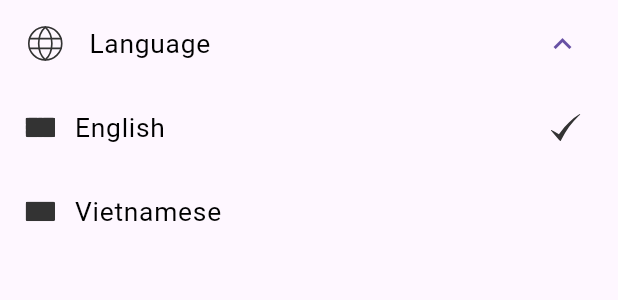
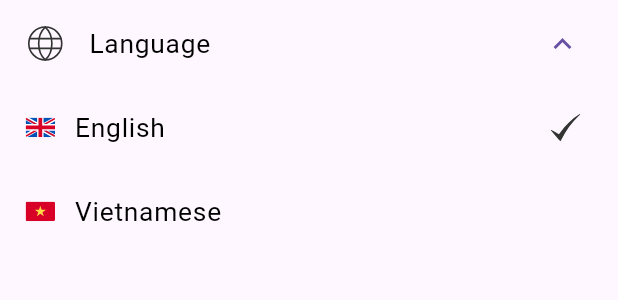
Before and after one commit to minhduc21598/MovieAppFlutter, a Flutter app: the ChooseLanguageItem widget shown alone on an empty page, opened directly, after a tap on "Language", on a phone screen of 412 x 824 dp. Shown: the top 300 px of the screen. Run offline on Flutter 3.47's test engine with Material 3 defaults, Android fonts, the phone set to English and light mode, and no system bars; our stand-ins replace dio, flutter_native_splash, flutter_svg, go_router, shared_preferences; accounts and stored records are empty; network calls fail.

Commit message:
fix bugs

```diff
--- a/lib/screens/detail_page/components/cast_and_crew.dart
+++ b/lib/screens/detail_page/components/cast_and_crew.dart
@@ -2,6 +2,7 @@ import 'package:dio/dio.dart';
 import 'package:flutter/material.dart';
 import 'package:go_router/go_router.dart';
 import 'package:movie_world/constants/api_endpoint.dart';
+import 'package:movie_world/constants/language_key.dart';
 import 'package:movie_world/constants/route_name.dart';
 import 'package:movie_world/core/network_client.dart';
 import 'package:movie_world/gen/strings.dart';
@@ -35,8 +36,9 @@ class _CastAndCrewState extends State<CastAndCrew> {
   Future<void> getListCast() async {
     isLoading = true;
     try {
-      Response response = await NetworkClient.dio
-          .get('${ApiEndpoint.movie}/${widget.movieId}${ApiEndpoint.credits}');
+      Response response = await NetworkClient.dio.get(
+          '${ApiEndpoint.movie}/${widget.movieId}${ApiEndpoint.credits}',
+          queryParameters: {'language': LanguageKey.english});
       final data = CastModel.fromJson(response.data);
       setState(() {
         castData = data;
--- a/lib/screens/detail_page/components/item_trailer.dart
+++ b/lib/screens/detail_page/components/item_trailer.dart
@@ -53,6 +53,7 @@ class ItemTrailer extends StatelessWidget {
                   child: SvgShow(
                     uri: Assets.icons.icPlayVideo,
                     iconSize: SizeConfig.getScaleWidth(35),
+                    color: Colors.white,
                   ),
                 )
               ],
--- a/lib/screens/detail_page/components/movie_trailers.dart
+++ b/lib/screens/detail_page/components/movie_trailers.dart
@@ -1,6 +1,7 @@
 import 'package:dio/dio.dart';
 import 'package:flutter/material.dart';
 import 'package:movie_world/constants/api_endpoint.dart';
+import 'package:movie_world/constants/language_key.dart';
 import 'package:movie_world/core/network_client.dart';
 import 'package:movie_world/gen/strings.dart';
 import 'package:movie_world/screens/detail_page/components/item_trailer.dart';
@@ -33,8 +34,9 @@ class _MovieTrailersState extends State<MovieTrailers> {
   Future<void> getTrailers() async {
     isLoading = true;
     try {
-      Response response = await NetworkClient.dio
-          .get('${ApiEndpoint.movie}/${widget.movieId}${ApiEndpoint.videos}');
+      Response response = await NetworkClient.dio.get(
+          '${ApiEndpoint.movie}/${widget.movieId}${ApiEndpoint.videos}',
+          queryParameters: {'language': LanguageKey.english});
       setState(() {
         trailers = (response.data['results'] as List)
             .map((item) => TrailerModel.fromJson(item as Map<String, dynamic>))
--- a/lib/screens/home_page/drawer_item/components/choose_language_item/choose_language_item.dart
+++ b/lib/screens/home_page/drawer_item/components/choose_language_item/choose_language_item.dart
@@ -45,6 +45,7 @@ class ChooseLanguageItem extends StatelessWidget {
           leading: SvgShow(
             uri: Assets.icons.icEn,
             iconSize: SizeConfig.getScaleWidth(18),
+            noColorFilter: true,
           ),
           onTap: () {
             context.read<LanguageProvider>().saveLanguage(LanguageKey.english);
@@ -69,6 +70,7 @@ class ChooseLanguageItem extends StatelessWidget {
           leading: SvgShow(
             uri: Assets.icons.icVi,
             iconSize: SizeConfig.getScaleWidth(18),
+            noColorFilter: true,
           ),
           onTap: () {
             context
--- a/lib/screens/list_suggest_keyword/list_suggest_keyword.dart
+++ b/lib/screens/list_suggest_keyword/list_suggest_keyword.dart
@@ -27,7 +27,7 @@ class _ListSuggestKeywordState extends State<ListSuggestKeyword> {
           .toList();
       setState(() {
         suggestKeywords =
-            listData.length < 10 ? listData : listData.sublist(0, 10);
+            listData.length < 6 ? listData : listData.sublist(0, 6);
       });
     } catch (e) {
       //
--- a/lib/widgets/svg_show.dart
+++ b/lib/widgets/svg_show.dart
@@ -6,7 +6,13 @@ class SvgShow extends StatelessWidget {
   final String uri;
   final double? iconSize;
   final Color? color;
-  const SvgShow({super.key, required this.uri, this.iconSize, this.color});
+  final bool? noColorFilter;
+  const SvgShow(
+      {super.key,
+      required this.uri,
+      this.iconSize,
+      this.color,
+      this.noColorFilter});
 
   @override
   Widget build(BuildContext context) {
@@ -14,8 +20,9 @@ class SvgShow extends StatelessWidget {
       uri,
       height: iconSize ?? SizeConfig.getScaleWidth(24),
       width: iconSize ?? SizeConfig.getScaleWidth(24),
-      colorFilter:
-          ColorFilter.mode(color ?? Color(0xFF333333), BlendMode.srcIn),
+      colorFilter: (noColorFilter == true)
+          ? null
+          : ColorFilter.mode(color ?? Color(0xFF333333), BlendMode.srcIn),
     );
   }
 }
```
